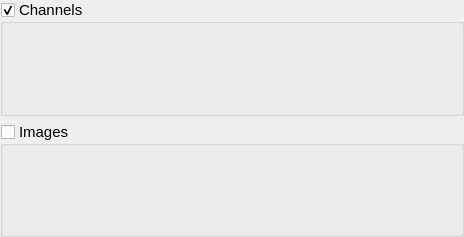
Before: the Qt Designer form code/display/QtViewer/AnimatorHolder.ui in radio-astro/casa, drawn with Qt 5.
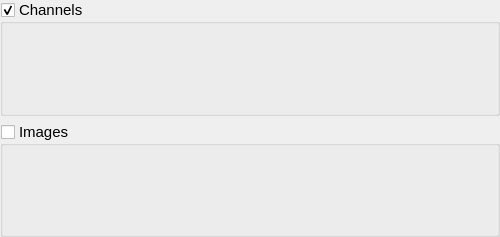
After: the same form once the commit is applied.

Commit message:
New Development: no             JIRA Issue: no       Ready to Release: yes      Interface Changes: none What Interface Changed: none          Test Programs: none   Put in Release Notes: no
           Description: consistent sizing for dock widgets...

Diff of the .ui file:
```diff
--- a/code/display/QtViewer/AnimatorHolder.ui
+++ b/code/display/QtViewer/AnimatorHolder.ui
@@ -6,10 +6,16 @@
    <rect>
     <x>0</x>
     <y>0</y>
-    <width>464</width>
+    <width>500</width>
     <height>237</height>
    </rect>
   </property>
+  <property name="minimumSize">
+   <size>
+    <width>500</width>
+    <height>81</height>
+   </size>
+  </property>
   <property name="windowTitle">
    <string>Animators</string>
   </property>
```
The commit also changes 1 other file.
